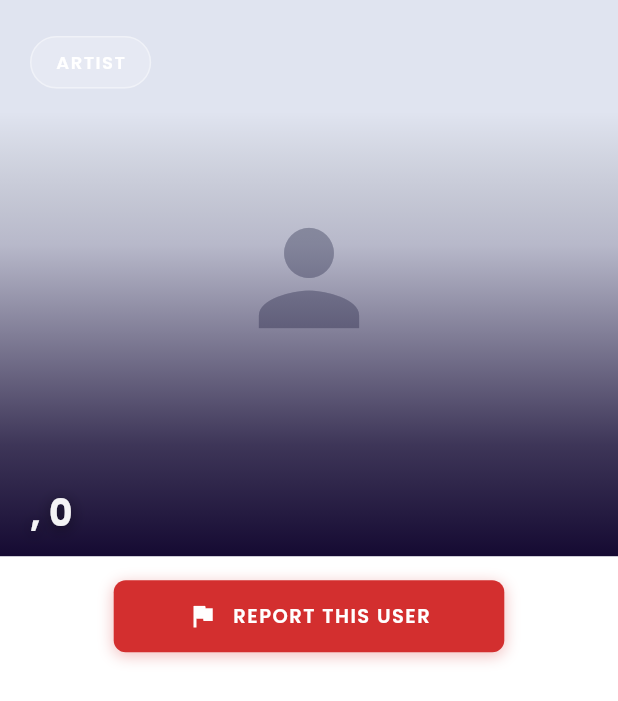
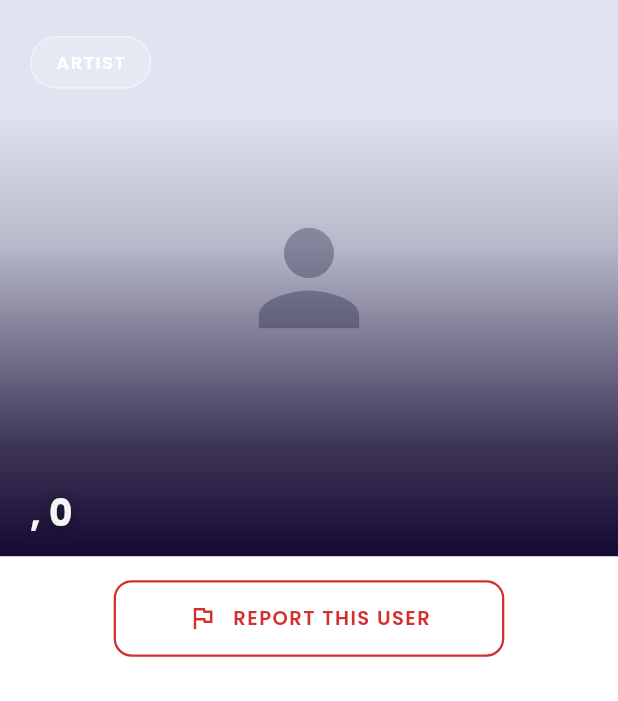
Before and after one commit to nataliaidk/soundmates_front, a Flutter app: the DraggableCard widget shown alone on an empty page, opened directly with empty values, on a phone screen of 412 x 824 dp. Shown: the top 701 px of the screen. Run offline on Flutter 3.47's test engine with Material 3 defaults, Android fonts, the phone set to English and light mode, and no system bars; our stand-ins replace emoji_picker_flutter, file_picker, flutter_dotenv, flutter_map, flutter_secure_storage, google_fonts and 6 more; missing offline and left inert: signalr_netcore; accounts and stored records are empty; network calls fail.

Commit message:
swiping + report fixes

```diff
--- a/lib/screens/swiping/widgets/swiping_card.dart
+++ b/lib/screens/swiping/widgets/swiping_card.dart
@@ -1,5 +1,4 @@
 import 'package:flutter/material.dart';
-import 'package:soundmates/screens/visit_profile/visit_profile_screen.dart';
 import '../../../api/api_client.dart';
 import '../../../api/token_store.dart';
 import '../../../api/models.dart';
@@ -531,27 +530,7 @@ class DraggableCardState extends State<DraggableCard>
                                     crossAxisAlignment:
                                         CrossAxisAlignment.start,
                                     children: [
-                                      GestureDetector(
-                                        onTap: () {
-                                          final userId =
-                                              widget.userData['id']
-                                                  ?.toString() ??
-                                              '';
-                                          Navigator.push(
-                                            context,
-                                            MaterialPageRoute(
-                                              builder: (context) =>
-                                                  VisitProfileScreen(
-                                                    api: widget.api,
-                                                    tokens: widget.tokens,
-                                                    userId: userId,
-                                                    eventHubService:
-                                                        widget.eventHubService,
-                                                  ),
-                                            ),
-                                          );
-                                        },
-                                        child: Text(
+                                      Text(
                                         '${widget.name}${age != null ? ', $age' : ''}',
                                         style: TextStyle(
                                           fontSize: isWide ? 22 : 24,
@@ -568,7 +547,6 @@ class DraggableCardState extends State<DraggableCard>
                                               offset: const Offset(0, 2),
                                             ),
                                           ],
-                                          ),
                                         ),
                                       ),
                                       if ((widget.city ?? '').isNotEmpty ||
@@ -981,29 +959,26 @@ class DraggableCardState extends State<DraggableCard>
                                         vertical: isWide ? 12 : 14,
                                       ),
                                       decoration: BoxDecoration(
+                                        color: Colors.transparent,
+                                        borderRadius: BorderRadius.circular(12),
+                                        border: Border.all(
                                           color: AppColors.accentRed,
-                                        borderRadius: BorderRadius.circular(8),
-                                        boxShadow: [
-                                          BoxShadow(
-                                            color: AppColors.accentRed.withAlpha(77),
-                                            blurRadius: 8,
-                                            offset: const Offset(0, 2),
+                                          width: 1.5,
                                         ),
-                                        ],
                                       ),
                                       child: Row(
                                         mainAxisAlignment: MainAxisAlignment.center,
                                         children: [
                                           Icon(
-                                            Icons.flag,
-                                            color: AppColors.textWhite,
+                                            Icons.flag_outlined,
+                                            color: AppColors.accentRed,
                                             size: isWide ? 18 : 20,
                                           ),
                                           SizedBox(width: isWide ? 8 : 10),
                                           Text(
                                             'REPORT THIS USER',
                                             style: TextStyle(
-                                              color: AppColors.textWhite,
+                                              color: AppColors.accentRed,
                                               fontSize: isWide ? 12 : 13,
                                               fontWeight: FontWeight.w600,
                                               letterSpacing: 1.0,
@@ -1170,7 +1145,9 @@ class DraggableCardState extends State<DraggableCard>
                   fontWeight: FontWeight.w600,
                 ),
               ),
-              content: SingleChildScrollView(
+              content: SizedBox(
+                width: MediaQuery.of(context).size.width > 600 ? 400 : double.maxFinite,
+                child: SingleChildScrollView(
                   child: Column(
                     mainAxisSize: MainAxisSize.min,
                     crossAxisAlignment: CrossAxisAlignment.start,
@@ -1238,6 +1215,7 @@ class DraggableCardState extends State<DraggableCard>
                       ),
                     ),
                   ],
+                ),
               ),
             ),
               actions: [
```
Lines whose indentation alone changed are shown as unchanged.
